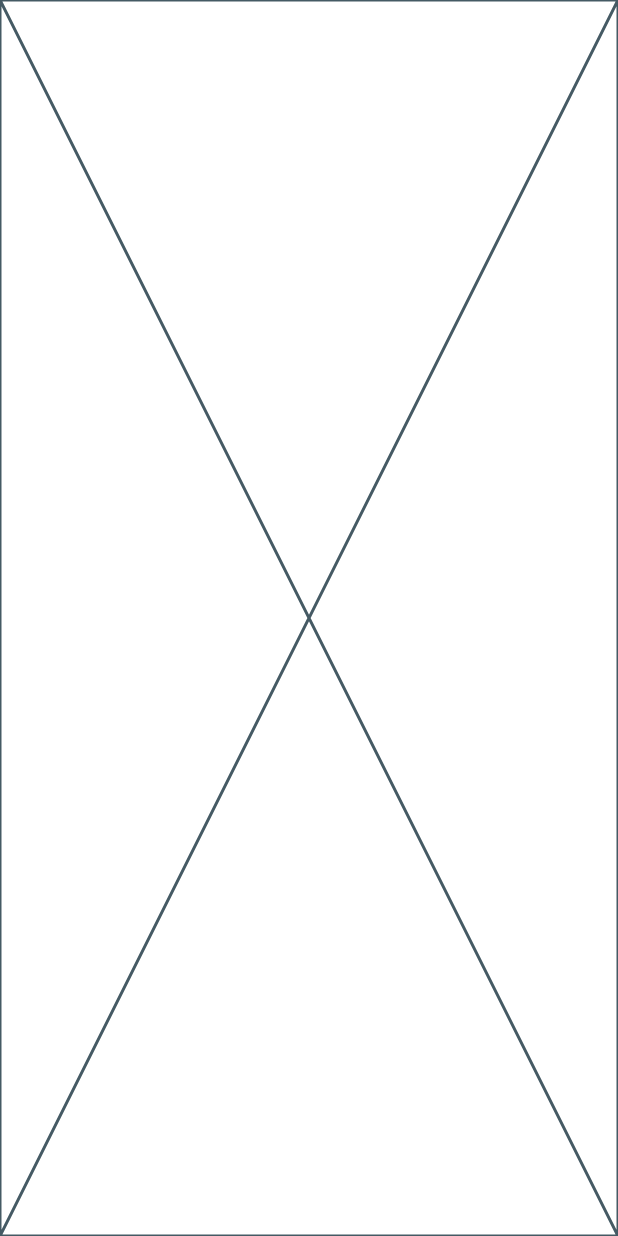
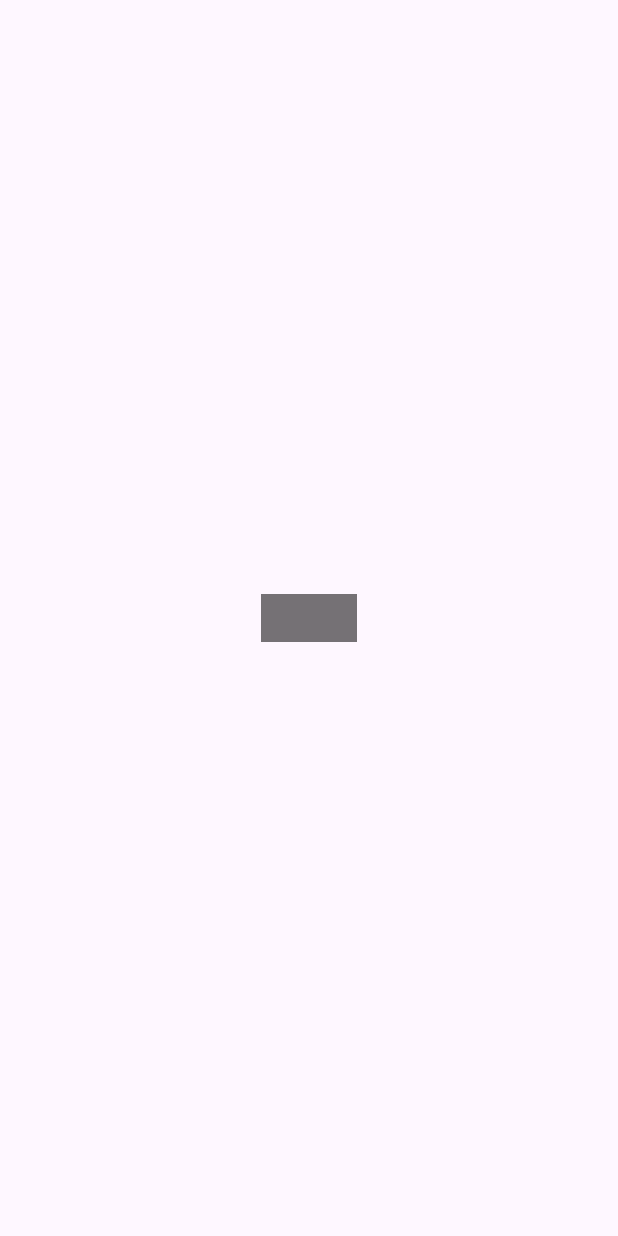
Before and after one commit to LenyaPlay/flutter_simple_button, a Flutter app: the screen it shows after launch, on a phone screen of 412 x 824 dp. Run offline on Flutter 3.47's test engine with Material 3 defaults, Android fonts, the phone set to English and light mode, and no system bars.

```diff
--- a/lib/main.dart
+++ b/lib/main.dart
@@ -1,4 +1,5 @@
 import 'package:flutter/material.dart';
+import 'package:simple_button/simple_button.dart';
 
 void main() {
   runApp(const MyApp());
@@ -14,6 +15,22 @@ class MyApp extends StatefulWidget {
 class _MyAppState extends State<MyApp> {
   @override
   Widget build(BuildContext context) {
-    return const Placeholder();
+    return MaterialApp(
+      home: Scaffold(
+        body: SafeArea(
+          child: Center(
+            child: SimpleButton(
+              child: Container(
+                color: Colors.black54,
+                child: const SizedBox(
+                  height: 32,
+                  width: 64,
+                ),
+              ),
+            ),
+          ),
+        ),
+      ),
+    );
   }
 }
--- a/lib/simple_button.dart
+++ b/lib/simple_button.dart
@@ -1,22 +1,22 @@
 import 'package:flutter/material.dart';
 
-class RomeoButton extends StatefulWidget {
+class SimpleButton extends StatefulWidget {
   final Widget child;
-  final HitTestBehavior behavior;
+  final HitTestBehavior? behavior;
   final VoidCallback? onTap;
 
-  const RomeoButton({
+  const SimpleButton({
     super.key,
-    required this.behavior,
     required this.child,
+    this.behavior,
     this.onTap,
   });
 
   @override
-  State<RomeoButton> createState() => _RomeoButtonState();
+  State<SimpleButton> createState() => _SimpleButtonState();
 }
 
-class _RomeoButtonState extends State<RomeoButton> {
+class _SimpleButtonState extends State<SimpleButton> {
   bool endAnimation = true;
   var opacity = 1.0;
   var futureOpacity = 1.0;
```
